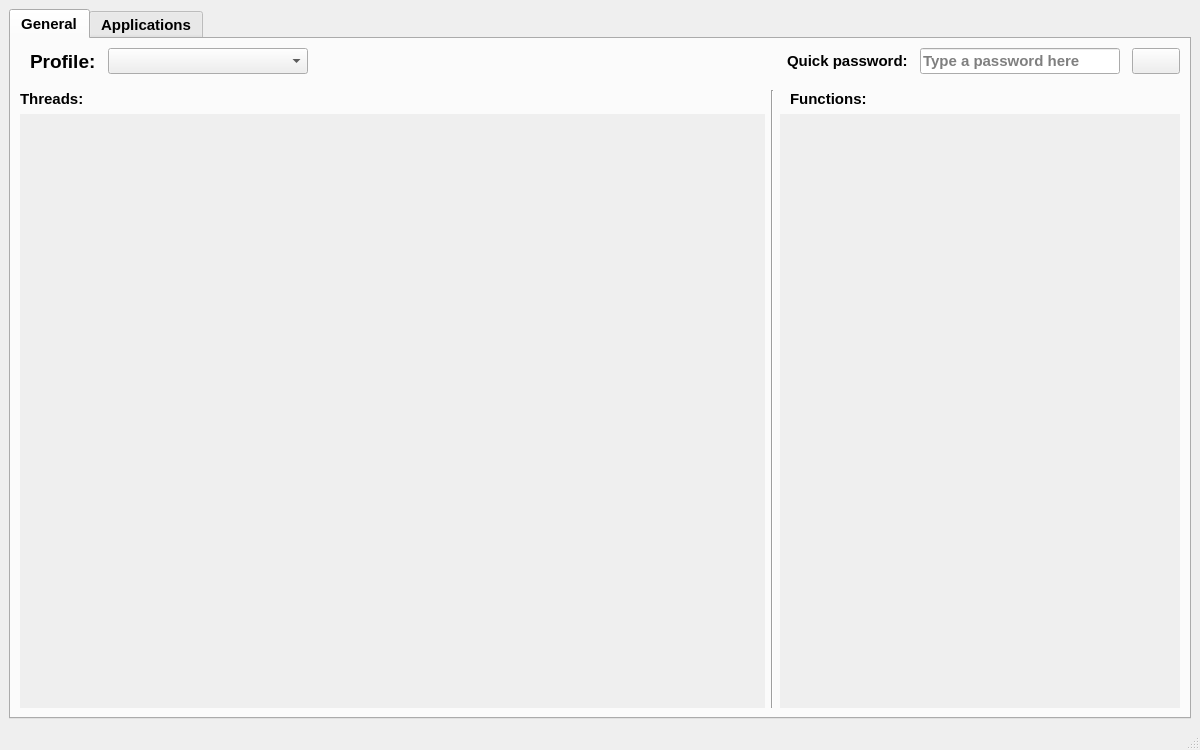
Before: the Qt Designer form CyanManager/gui/main_interface.ui in shapelessguy/Python-Projects, drawn with Qt 5.
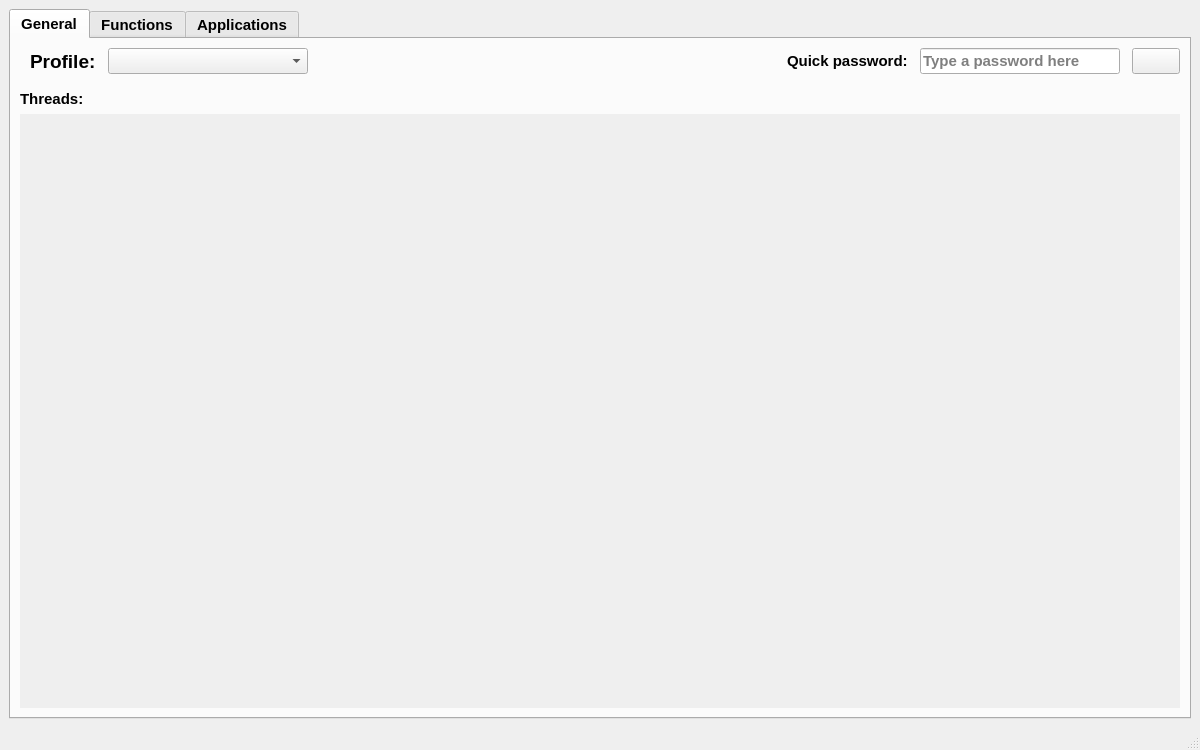
After: the same form once the commit is applied.

The edit to the form file:
```diff
--- a/CyanManager/gui/main_interface.ui
+++ b/CyanManager/gui/main_interface.ui
@@ -211,41 +211,17 @@
               </item>
              </layout>
             </item>
-            <item>
-             <widget class="Line" name="line">
-              <property name="orientation">
-               <enum>Qt::Vertical</enum>
-              </property>
-             </widget>
-            </item>
-            <item>
-             <layout class="QVBoxLayout" name="verticalLayout_9">
-              <property name="leftMargin">
-               <number>0</number>
-              </property>
-              <item>
-               <widget class="QLabel" name="label_4">
-                <property name="maximumSize">
-                 <size>
-                  <width>16777215</width>
-                  <height>16777215</height>
-                 </size>
-                </property>
-                <property name="font">
-                 <font>
-                  <pointsize>11</pointsize>
-                  <weight>75</weight>
-                  <bold>true</bold>
-                 </font>
-                </property>
-                <property name="text">
-                 <string>Functions:</string>
-                </property>
-                <property name="indent">
-                 <number>10</number>
-                </property>
-               </widget>
-              </item>
+           </layout>
+          </item>
+         </layout>
+        </item>
+       </layout>
+      </widget>
+      <widget class="QWidget" name="tab_functions">
+       <attribute name="title">
+        <string>Functions</string>
+       </attribute>
+       <layout class="QVBoxLayout" name="verticalLayout_functions">
               <item>
                <widget class="QScrollArea" name="functionArea">
                 <property name="maximumSize">
@@ -272,12 +248,6 @@
                  <layout class="QVBoxLayout" name="functions_layout"/>
                 </widget>
                </widget>
-              </item>
-             </layout>
-            </item>
-           </layout>
-          </item>
-         </layout>
         </item>
        </layout>
       </widget>
```
Left out of the diff: 6 changed lines with no effect on the pictures. Lines whose indentation alone changed are shown as unchanged.
